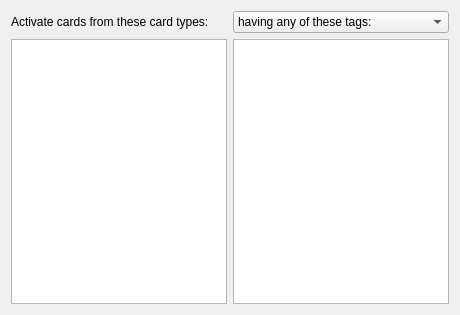
First picture: the form in mnemosyne/mnemosyne/pyqt_ui/criterion_wdgt_default.ui, repository mnemosyne-proj/mnemosyne, before the edit.
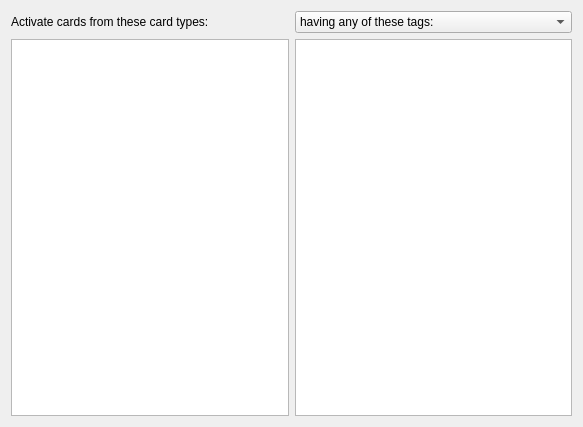
Second picture: the form after the edit.

```diff
--- a/mnemosyne/mnemosyne/pyqt_ui/criterion_wdgt_default.ui
+++ b/mnemosyne/mnemosyne/pyqt_ui/criterion_wdgt_default.ui
@@ -6,8 +6,8 @@
    <rect>
     <x>0</x>
     <y>0</y>
-    <width>460</width>
-    <height>315</height>
+    <width>583</width>
+    <height>427</height>
    </rect>
   </property>
   <layout class="QVBoxLayout" name="verticalLayout">
```
Left out of the diff: 3 changed lines with no effect on the pictures.
